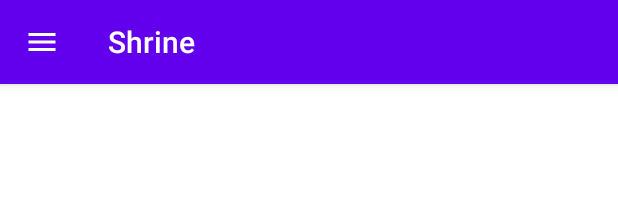
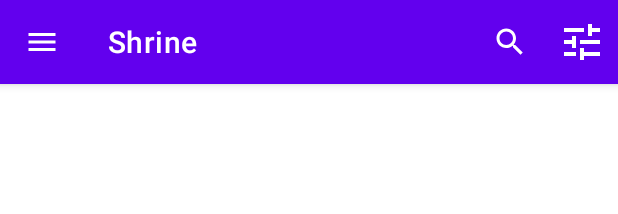
Before and after one commit to flaviokreis/android-study-2020, an Android app: the layout shr_product_grid_fragment.xml on its own in the app's theme, with its tools: preview values and no code run, on a phone screen of 412 x 824 dp. Shown: the top 214 px of the screen. Run offline under Robolectric (Android 15) with nearby library versions, the phone set to English and light mode, and no system bars.

Commit message:
Improve to use MaterialToolbar instead Toolbar

```diff
--- a/shrine/app/src/main/res/layout/shr_product_grid_fragment.xml
+++ b/shrine/app/src/main/res/layout/shr_product_grid_fragment.xml
@@ -10,12 +10,13 @@
         android:layout_width="match_parent"
         android:layout_height="wrap_content">
 
-        <androidx.appcompat.widget.Toolbar
+        <com.google.android.material.appbar.MaterialToolbar
             android:id="@+id/app_bar"
-            style="@style/Widget.Shrine.Toolbar"
+            style="@style/Widget.MaterialComponents.Toolbar.Primary"
             android:layout_width="match_parent"
             android:layout_height="?attr/actionBarSize"
             app:navigationIcon="@drawable/shr_menu"
+            app:menu="@menu/shr_toolbar_menu"
             app:title="@string/shr_app_name" />
 
     </com.google.android.material.appbar.AppBarLayout>
```
Also changed, not shown: shrine/app/src/main/java/com/google/codelabs/mdc/kotlin/shrine/ProductGridFragment.kt (+4 -21 lines).
